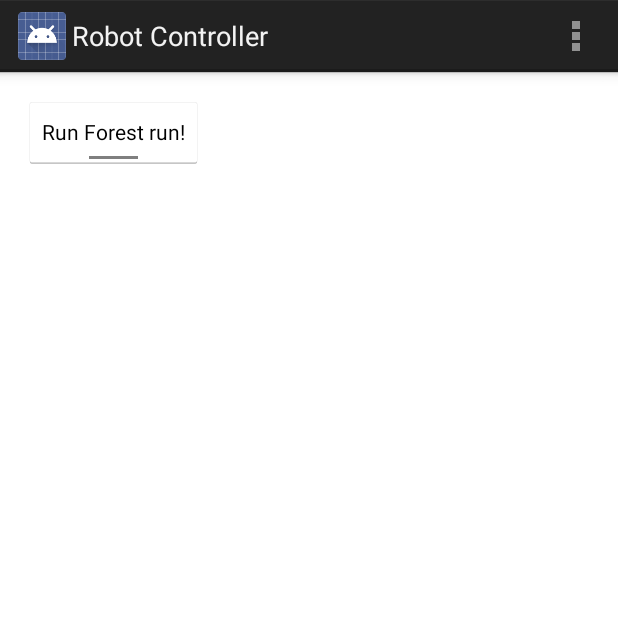
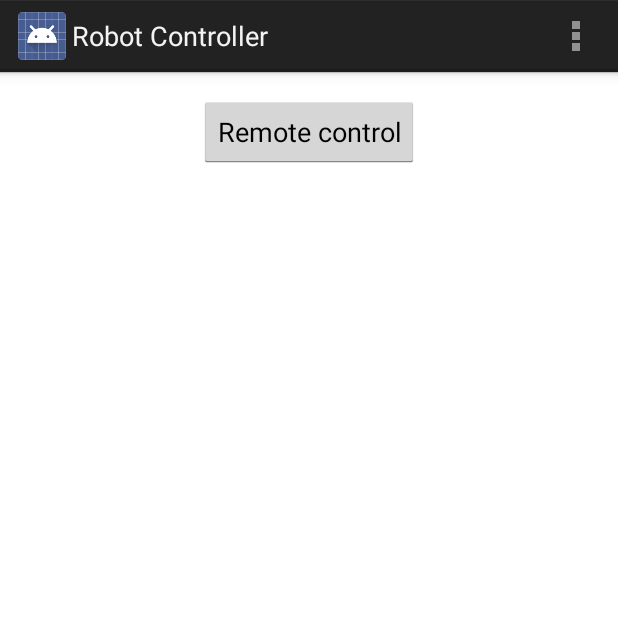
Before and after one commit to Foton512/androbot, an Android app: the screen it shows after launch (MenuActivity), on a phone screen of 412 x 824 dp, the top half of it. Run offline under Robolectric (Android 15) with nearby library versions, the phone set to English and light mode, and no system bars; 1 statement that could not run was skipped.

Commit message:
Add simple user interface for remote control

```diff
--- /dev/null
+++ b/android/RobotControllerProject/RobotController/src/main/java/com/foton/robot_controller/BluetoothClient.java
@@ -0,0 +1,54 @@
+package com.foton.robot_controller;
+
+import android.app.Activity;
+import android.bluetooth.BluetoothAdapter;
+import android.content.ComponentName;
+import android.content.Context;
+import android.content.Intent;
+import android.content.ServiceConnection;
+import android.os.IBinder;
+import android.util.Log;
+
+public class BluetoothClient {
+    private BluetoothService service;
+    private boolean bounded = false;
+    private ServiceConnection connection = new ServiceConnection() {
+        @Override
+        public void onServiceConnected(ComponentName className, IBinder binder) {
+            service = ((BluetoothService.LocalBinder)binder).getService();
+            bounded = true;
+        }
+        @Override
+        public void onServiceDisconnected(ComponentName arg0) {
+            bounded = false;
+        }
+    };
+
+    public void enableBluetooth(Activity activity) {
+        activity.startActivityForResult(new Intent(BluetoothAdapter.ACTION_REQUEST_ENABLE), 0);
+    }
+
+    public void startBluetooth(Context context) {
+        Intent intent = new Intent(context, BluetoothService.class);
+        context.startService(intent);
+    }
+
+    public void bindBluetooth(Context context) {
+        Intent intent = new Intent(context, BluetoothService.class);
+        context.bindService(intent, connection, 0);
+    }
+
+    public void unbindBluetooth(Context context) {
+        if (bounded) {
+            context.unbindService(connection);
+            bounded = false;
+        }
+    }
+
+    boolean sendInt(int message) {
+        if (bounded) {
+            return service.sendInt(message);
+        }
+        return false;
+    }
+}
--- a/android/RobotControllerProject/RobotController/src/main/java/com/foton/robot_controller/MenuActivity.java
+++ b/android/RobotControllerProject/RobotController/src/main/java/com/foton/robot_controller/MenuActivity.java
@@ -1,68 +1,36 @@
 package com.foton.robot_controller;
 
-import android.content.ComponentName;
-import android.content.ServiceConnection;
+import android.content.Intent;
 import android.os.Bundle;
 import android.app.Activity;
-import android.os.IBinder;
+import android.util.Log;
 import android.view.Menu;
 import android.view.View;
+import android.widget.Toast;
 import android.widget.ToggleButton;
-import android.bluetooth.BluetoothAdapter;
-import android.content.Intent;
 
-public class MenuActivity extends Activity implements View.OnClickListener {
-    ToggleButton runButton;
-    BluetoothService bluetoothService;
-    boolean bluetoothBounded = false;
-
-    private ServiceConnection bluetoothConnection = new ServiceConnection() {
-        @Override
-        public void onServiceConnected(ComponentName className, IBinder service) {
-            BluetoothService.LocalBinder binder = (BluetoothService.LocalBinder)service;
-            bluetoothService = binder.getService();
-            bluetoothBounded = true;
-        }
-        @Override
-        public void onServiceDisconnected(ComponentName arg0) {
-            bluetoothBounded = false;
-        }
-    };
+public class MenuActivity extends Activity {
+    BluetoothClient bluetoothClient = new BluetoothClient();
 
     @Override
     protected void onCreate(Bundle savedInstanceState) {
         super.onCreate(savedInstanceState);
-
         setContentView(R.layout.activity_menu);
-        runButton = (ToggleButton) findViewById(R.id.runButton);
-        runButton.setOnClickListener(this);
     }
 
     @Override
     protected void onStart() {
         super.onStart();
-        enableBluetooth();
-        startBluetooth();
+        bluetoothClient.enableBluetooth(this);
+        bluetoothClient.startBluetooth(this);
+        bluetoothClient.bindBluetooth(this);
     }
 
-    private void enableBluetooth() {
-        startActivityForResult(new Intent(BluetoothAdapter.ACTION_REQUEST_ENABLE), 0);
-    }
-
-    private void startBluetooth() {
-        Intent intent = new Intent(this, BluetoothService.class);
-        startService(intent);
-        bindService(intent, bluetoothConnection, 0);
-    }
 
     @Override
     protected void onStop() {
         super.onStop();
-
-        if (bluetoothBounded) {
-            unbindService(bluetoothConnection);
-            bluetoothBounded = false;
-        }
+        bluetoothClient.unbindBluetooth(this);
     }
 
     @Override
@@ -71,11 +39,9 @@ public class MenuActivity extends Activity implements View.OnClickListener {
         return true;
     }
 
-    @Override
-    public void onClick(View v) {
-        if (bluetoothBounded) {
-            bluetoothService.sendInt((runButton.isChecked() ? 1 : 0));
-        }
+    public void onRemoteControlClick(View view) {
+        Intent intent = new Intent(this, RemoteControlActivity.class);
+        startActivity(intent);
     }
 
 }
--- /dev/null
+++ b/android/RobotControllerProject/RobotController/src/main/res/drawable-hdpi/background.xml
@@ -0,0 +1,6 @@
+<shape xmlns:android="http://schemas.android.com/apk/res/android">
+    <solid android:color="#FFFFFF" />
+    <stroke android:width="1dp" android:color="#000000" />
+    <padding android:left="1dp" android:top="1dp" android:right="1dp"
+        android:bottom="1dp" />
+</shape>
--- a/android/RobotControllerProject/RobotController/src/main/res/layout/activity_menu.xml
+++ b/android/RobotControllerProject/RobotController/src/main/res/layout/activity_menu.xml
@@ -6,14 +6,16 @@
     android:paddingRight="@dimen/activity_horizontal_margin"
     android:paddingTop="@dimen/activity_vertical_margin"
     android:paddingBottom="@dimen/activity_vertical_margin"
-    tools:context=".MenuActivity">
+    tools:context=".MenuActivity"
+    android:longClickable="false"
+    android:gravity="top">
 
-    <ToggleButton
+    <Button
         android:layout_width="wrap_content"
         android:layout_height="wrap_content"
-        android:id="@+id/runButton"
-        android:textOff="Run Forest run!"
-        android:textOn="Forest runs :)"
-        android:checked="false" />
-
+        android:text="Remote control"
+        android:id="@+id/remoteControlButton"
+        android:layout_alignParentTop="true"
+        android:layout_centerHorizontal="true"
+        android:onClick="onRemoteControlClick"/>
 </RelativeLayout>
--- /dev/null
+++ b/android/RobotControllerProject/RobotController/src/main/res/menu/remote_control.xml
@@ -0,0 +1,6 @@
+<menu xmlns:android="http://schemas.android.com/apk/res/android">
+    <item android:id="@+id/action_settings"
+        android:title="@string/action_settings"
+        android:orderInCategory="100"
+        android:showAsAction="never" />
+</menu>
--- a/android/RobotControllerProject/RobotController/src/main/res/values/strings.xml
+++ b/android/RobotControllerProject/RobotController/src/main/res/values/strings.xml
@@ -4,5 +4,6 @@
     <string name="app_name">Robot Controller</string>
     <string name="action_settings">Settings</string>
     <string name="hello_world">Hello world!</string>
+    <string name="title_activity_remote_control">Remote control</string>
 
 </resources>
```
Also changed, not shown: android/RobotControllerProject/RobotController/src/main/AndroidManifest.xml (+10 -4 lines), android/RobotControllerProject/RobotController/src/main/java/com/foton/robot_controller/RemoteControlActivity.java (added, +68 -0 lines), android/RobotControllerProject/RobotController/src/main/res/layout/activity_remote_control.xml (added, +111 -0 lines).
